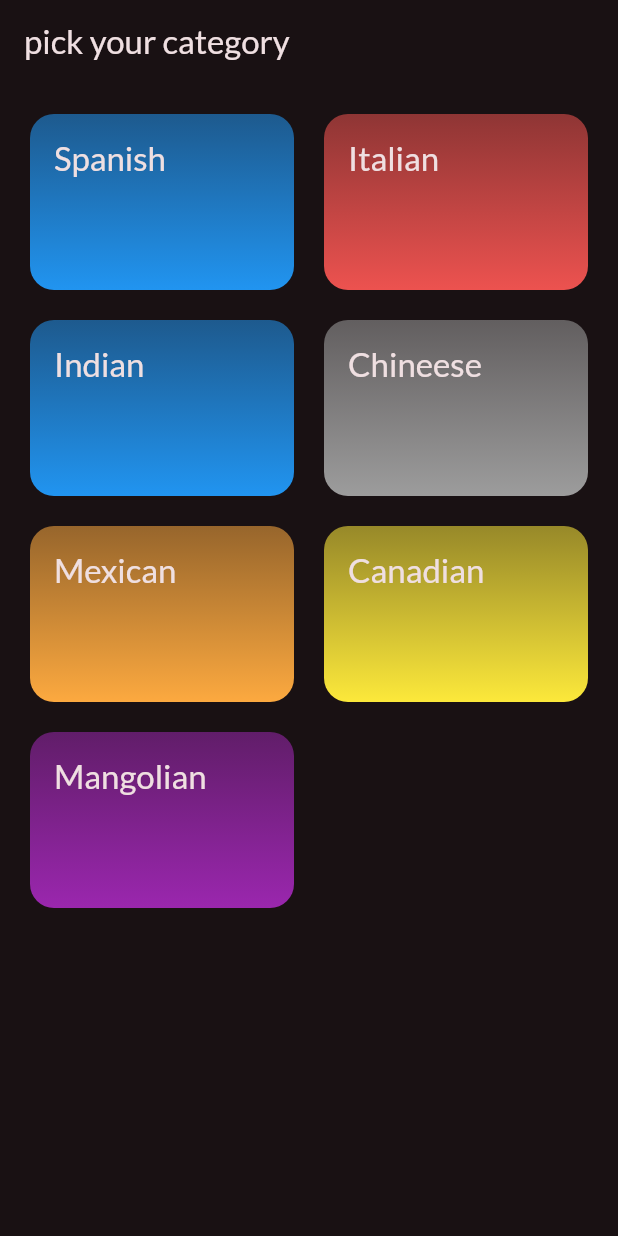
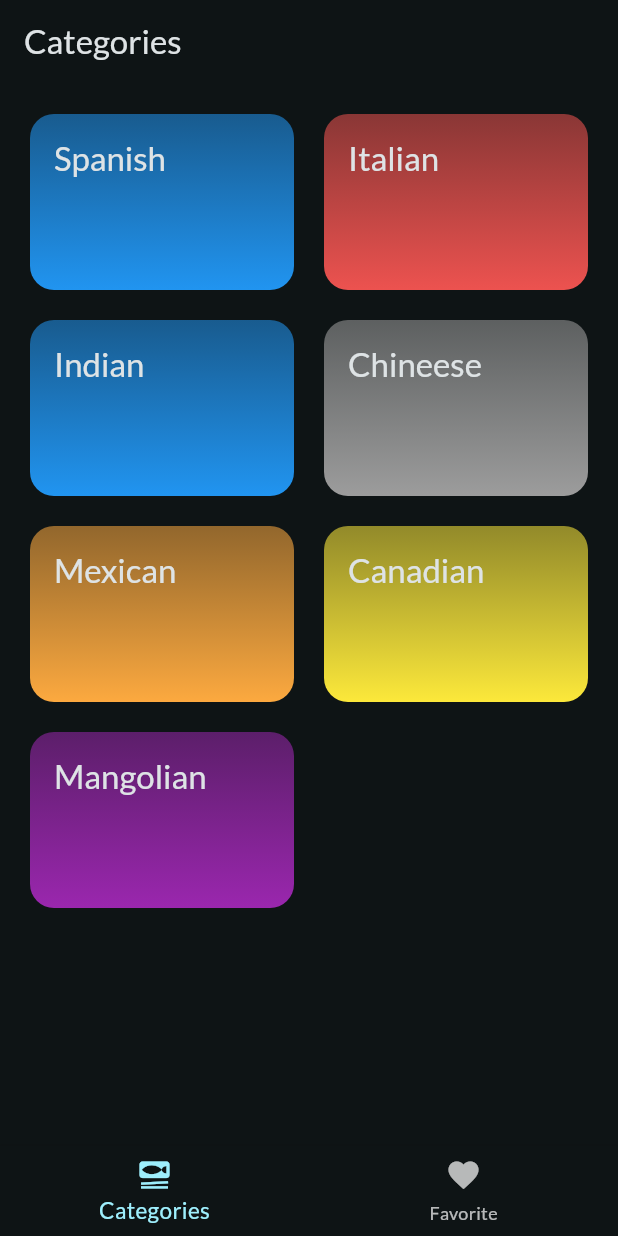
Before and after one commit to WlcmToMyRepo/flutter_meals_app, a Flutter app: the screen it shows after launch, on a phone screen of 412 x 824 dp. Run offline on Flutter 3.47's test engine with Material 3 defaults, Android fonts, the phone set to English and light mode, and no system bars; our stand-ins replace google_fonts, shared_preferences, transparent_image.

Commit message:
added feature to make meals favourite

```diff
--- a/lib/screens/categories.dart
+++ b/lib/screens/categories.dart
@@ -1,12 +1,16 @@
 import 'package:flutter/material.dart';
 import 'package:meals/models/categories.dart';
+import 'package:meals/models/meal.dart';
 import 'package:meals/screens/meals.dart';
 import 'package:meals/widgets/gridview_item.dart';
 import 'package:meals/data/dummy_data.dart';
 
 class CategoriesScreen extends StatelessWidget {
   final List<Category> categories;
-  const CategoriesScreen({super.key, required this.categories});
+  final void Function(Meal meal)
+      toggleFavourite; ////method to access toggle function of tab screen
+  const CategoriesScreen(
+      {super.key, required this.categories, required this.toggleFavourite});
 
   //This will navigate to meals screeen
   void _selectCategory(BuildContext context, Category category) {
@@ -14,17 +18,16 @@ class CategoriesScreen extends StatelessWidget {
         .where((meal) => meal.categories.contains(category.id))
         .toList();
     Navigator.of(context).push(MaterialPageRoute(
-        builder: (ctx) =>
-            MealsScreen(title: "Meals", meals: filteredMealsOnCategory)));
+        builder: (ctx) => MealsScreen(
+              title: category.title,
+              meals: filteredMealsOnCategory,
+              toggleFunction: toggleFavourite,
+            )));
   }
 
   @override
   Widget build(BuildContext context) {
-    return Scaffold(
-      appBar: AppBar(
-        title: const Text('pick your category'),
-      ),
-      body: GridView.builder(
+    return GridView.builder(
       padding: const EdgeInsets.all(20),
       gridDelegate: const SliverGridDelegateWithFixedCrossAxisCount(
           crossAxisCount: 2,
@@ -41,7 +44,6 @@ class CategoriesScreen extends StatelessWidget {
                 categories[
                     index]); //this func call will return selecterCategoryData
           }),
-      ),
     );
   }
 }
--- /dev/null
+++ b/lib/screens/tabs.dart
@@ -0,0 +1,74 @@
+import 'package:flutter/material.dart';
+import 'package:meals/data/dummy_data.dart';
+import 'package:meals/models/meal.dart';
+import 'package:meals/screens/categories.dart';
+import 'package:meals/screens/meals.dart';
+
+class TabsScreen extends StatefulWidget {
+  const TabsScreen({super.key});
+
+  @override
+  State<TabsScreen> createState() => _TabsScreenState();
+}
+
+class _TabsScreenState extends State<TabsScreen> {
+  final List<Meal> _favouriteMeals = [];
+  int _selectedIndex = 0;
+  String selectedTitle = "Categories";
+
+  void toggleFavourite(Meal meal) {
+    print('I AM CALLED >>>>>>>>>>>>>>>');
+    if (_favouriteMeals.contains(meal)) {
+      _favouriteMeals.remove(meal);
+    } else {
+      print('removed meal $meal');
+      _favouriteMeals.add(meal);
+    }
+    print('FAVOURITE MEALS --->  | $_favouriteMeals |');
+    for (Meal meal in _favouriteMeals) {
+      print(meal.title.toUpperCase());
+    }
+    setState(() {});
+  }
+
+  void selectTab(index) {
+    setState(() {
+      _selectedIndex = index;
+    });
+  }
+
+  @override
+  Widget build(BuildContext context) {
+    Widget tabPage = CategoriesScreen(
+      categories: data,
+      toggleFavourite: toggleFavourite,
+    );
+    if (_selectedIndex == 1) {
+      tabPage = MealsScreen(
+        meals: _favouriteMeals,
+        toggleFunction: toggleFavourite,
+      );
+      selectedTitle = 'Favourites';
+    }
+    return Scaffold(
+      appBar: AppBar(
+        title: Text(selectedTitle),
+      ),
+      body: tabPage,
+      bottomNavigationBar: BottomNavigationBar(
+        onTap: selectTab,
+        currentIndex: _selectedIndex,
+        selectedItemColor: Theme.of(context).colorScheme.onPrimaryContainer,
+        selectedFontSize: 15,
+        items: const [
+          BottomNavigationBarItem(
+            icon: Icon(Icons.set_meal),
+            label: 'Categories',
+          ),
+          BottomNavigationBarItem(
+              icon: Icon(Icons.favorite), label: 'Favorite'),
+        ],
+      ),
+    );
+  }
+}
--- a/pubspec.yaml
+++ b/pubspec.yaml
@@ -38,6 +38,7 @@ dependencies:
   google_fonts: ^6.1.0
   provider: ^6.1.1
   transparent_image: ^2.0.1
+  shared_preferences: ^2.2.2
 
 dev_dependencies:
   flutter_test:
```
Also changed, not shown: lib/data/shared_data.dart (added, +7 -0 lines), lib/experiment/stack_widget.dart (deleted, +0 -114 lines), lib/main.dart (+14 -7 lines), lib/screens/meal_detail.dart (added, +101 -0 lines), lib/screens/meals.dart (+30 -5 lines), lib/widgets/meal_item_trait.dart (added, +23 -0 lines), lib/widgets/meals_item.dart (+62 -11 lines), pubspec.lock, 4 other files. Lines whose indentation alone changed are shown as unchanged.
